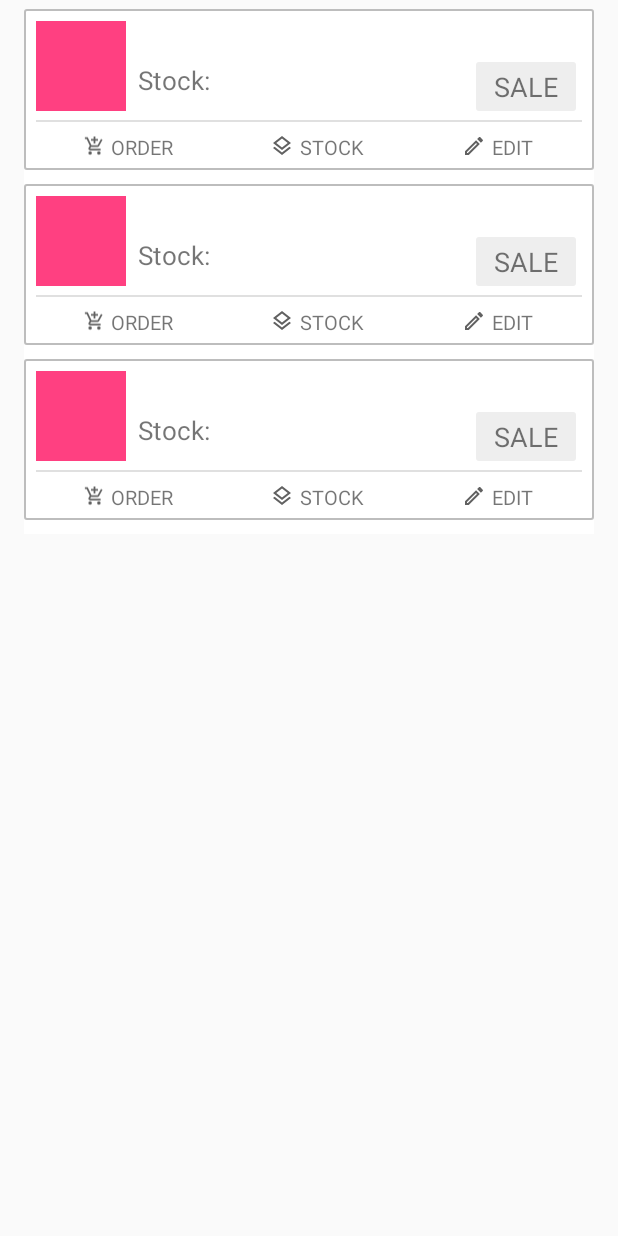
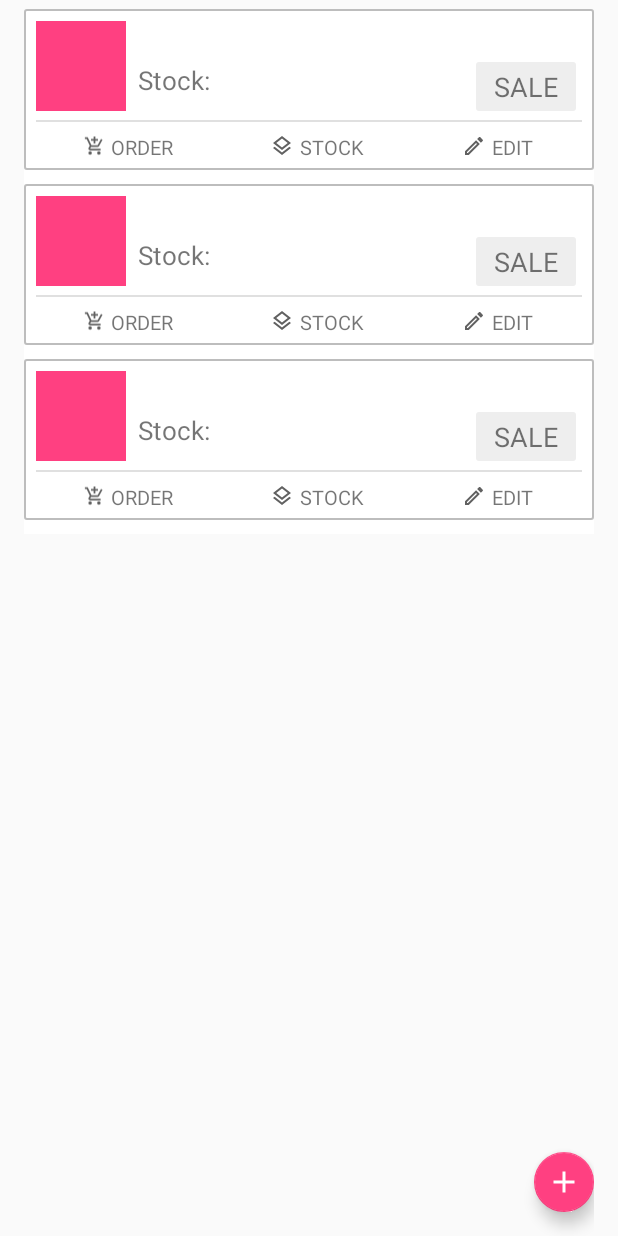
Before and after one commit to antarikshc/Intrack-android, an Android app: the layout activity_main.xml on its own in the app's theme, with its tools: preview values and no code run, on a phone screen of 412 x 824 dp. Run offline under Robolectric (Android 15) with nearby library versions, the phone set to English and light mode, and no system bars.

Commit message:
Update - Order Dialog - Stock Update Dialog - FAB Button for Adding Item
Signed-off-by: Antariksh C <antarikshc@gmail.com>

```diff
--- a/app/src/main/java/com/antarikshc/intrack/EditorActivity.java
+++ b/app/src/main/java/com/antarikshc/intrack/EditorActivity.java
@@ -39,7 +39,7 @@ public class EditorActivity extends AppCompatActivity {
     AppCompatEditText editSupplierEmail;
     ImageView supEmailIcon;
 
-    // ID for Image intents
+    // Request codes for Image intents
     public static final int REQUEST_IMAGE_CAPTURE = 1;
     public static final int PICK_IMAGE = 2;
 
--- /dev/null
+++ b/app/src/main/res/drawable/ic_fab_add.xml
@@ -0,0 +1,9 @@
+<vector xmlns:android="http://schemas.android.com/apk/res/android"
+    android:width="24dp"
+    android:height="24dp"
+    android:viewportWidth="24"
+    android:viewportHeight="24">
+    <path
+        android:fillColor="#FFF"
+        android:pathData="M19,13h-6v6h-2v-6H5v-2h6V5h2v6h6V13z" />
+</vector>
--- a/app/src/main/res/layout/activity_main.xml
+++ b/app/src/main/res/layout/activity_main.xml
@@ -1,5 +1,6 @@
 <?xml version="1.0" encoding="utf-8"?>
 <RelativeLayout xmlns:android="http://schemas.android.com/apk/res/android"
+    xmlns:app="http://schemas.android.com/apk/res-auto"
     xmlns:tools="http://schemas.android.com/tools"
     android:layout_width="match_parent"
     android:layout_height="match_parent"
@@ -16,4 +17,14 @@
         android:dividerHeight="9.0sp"
         tools:listitem="@layout/custom_list" />
 
+    <android.support.design.widget.FloatingActionButton
+        android:id="@+id/fab_add_button"
+        android:layout_width="wrap_content"
+        android:layout_height="wrap_content"
+        android:layout_alignParentBottom="true"
+        android:layout_alignParentEnd="true"
+        android:layout_marginBottom="16dp"
+        android:src="@drawable/ic_fab_add"
+        app:fabSize="mini" />
+
 </RelativeLayout>
--- a/app/src/main/res/layout/custom_list.xml
+++ b/app/src/main/res/layout/custom_list.xml
@@ -44,7 +44,21 @@
         android:layout_height="wrap_content"
         android:layout_below="@+id/item_name"
         android:layout_marginStart="4dp"
-        android:layout_toEndOf="@+id/stock_text" />
+        android:layout_toEndOf="@+id/stock_text">
+
+        <TextView
+            android:layout_width="wrap_content"
+            android:layout_height="wrap_content"
+            android:textSize="16sp"
+            android:textStyle="bold" />
+
+        <TextView
+            android:layout_width="wrap_content"
+            android:layout_height="wrap_content"
+            android:textSize="16sp"
+            android:textStyle="bold" />
+
+    </TextSwitcher>
 
     <TextView
         android:id="@+id/sale_button"
--- a/app/src/main/res/values/strings.xml
+++ b/app/src/main/res/values/strings.xml
@@ -16,4 +16,6 @@
     <string name="save">SAVE</string>
     <string name="click_photo">Click a photo</string>
     <string name="choose_photo">Choose a photo</string>
+    <string name="make_call">Make a call</string>
+    <string name="type_email">Type an Email</string>
 </resources>
```
Also changed, not shown: app/src/main/java/com/antarikshc/intrack/InvCursorAdapter.java (+110 -30 lines), app/src/main/java/com/antarikshc/intrack/MainActivity.java (+21 -0 lines), app/src/main/res/drawable/ic_arrow_down.xml (added, +9 -0 lines), app/src/main/res/drawable/ic_arrow_up.xml (added, +9 -0 lines), app/src/main/res/layout/order_layout.xml (added, +31 -0 lines), app/src/main/res/layout/stock_layout.xml (added, +48 -0 lines).
